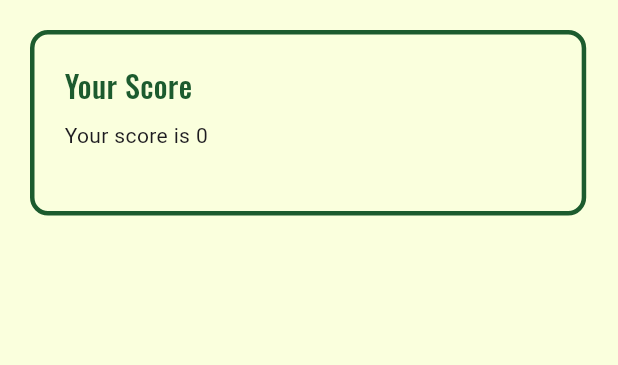
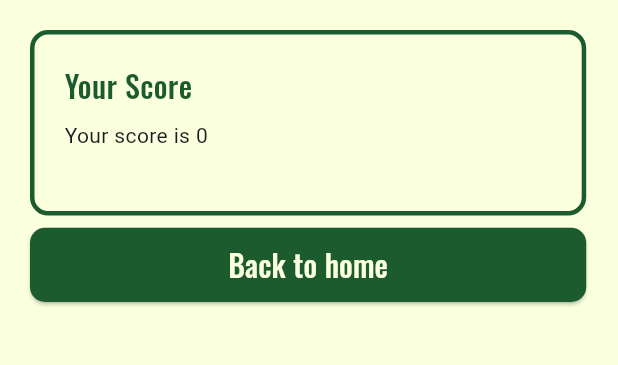
Before and after one commit to JuhiLasod/Quizora, a Flutter app: the Score screen opened directly with empty values, on a phone screen of 412 x 824 dp, the part 84-449 px from its top. Run offline on Flutter 3.47's test engine with Material 3 defaults, Android fonts, the phone set to English and light mode, and no system bars; our stand-ins replace animated_text_kit; project files that could hold a hidden picture were left out.

Commit message:
score pge updated

```diff
--- a/frontend/lib/screens/Score.dart
+++ b/frontend/lib/screens/Score.dart
@@ -1,5 +1,5 @@
 import 'package:flutter/material.dart';
-
+import 'Home.dart';
 class Score extends StatefulWidget
 {
   final dynamic score;
@@ -32,7 +32,8 @@ class _ScoreState extends State<Score>
         ),
         body: Padding(
           padding: EdgeInsets.all(20),
-          child: Container(
+          child: Column(
+            children: [Container(
               height: screenWidth * 0.3,
               width: screenWidth * 0.9,
               decoration: BoxDecoration(border: Border.all(width: 3,color: Color.fromARGB(255, 28, 91, 46),), borderRadius: BorderRadius.circular(12)),
@@ -42,11 +43,28 @@ class _ScoreState extends State<Score>
                   crossAxisAlignment: CrossAxisAlignment.start,
                   children: [
                     Padding(padding: EdgeInsets.fromLTRB(0, 0, 0, screenHeight * 0.01),child: Text("Your Score", style: TextStyle(color: Color.fromARGB(255, 28, 91, 46),fontFamily: 'basic', fontSize: 20),)),
-                  Text("Your score is ${widget.score.toString()}")
+                    Text("Your score is ${widget.score.toString()}"),
+
+
                   ]
                 ),
               )
             ),
+            Padding(padding: EdgeInsets.fromLTRB(0,screenHeight * 0.01, 0, screenHeight * 0.01),
+                    child: Container(
+                      width : screenWidth * 0.9,
+                      height: screenHeight * 0.06,
+                      child: ElevatedButton(
+                        style: ElevatedButton.styleFrom(shape: RoundedRectangleBorder(borderRadius: BorderRadius.circular(10)),backgroundColor: Color.fromARGB(255, 28, 91, 46),),
+                        onPressed: (){
+                          Navigator.pushReplacement(context, MaterialPageRoute(builder: (context)=> Home()));
+
+                        },
+                        child:Text("Back to home", style: TextStyle(color: const Color.fromARGB(255, 250, 255, 221),fontFamily: 'basic', fontSize: 20))
+                      ),
+                    ),
+                  ),
+          ]),
         )
     );
   }
```
Lines whose indentation alone changed are shown as unchanged.
